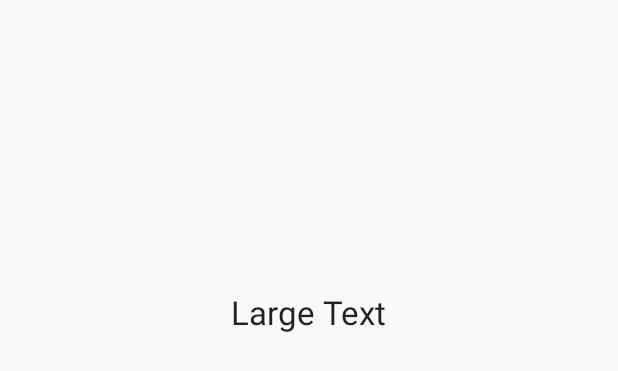
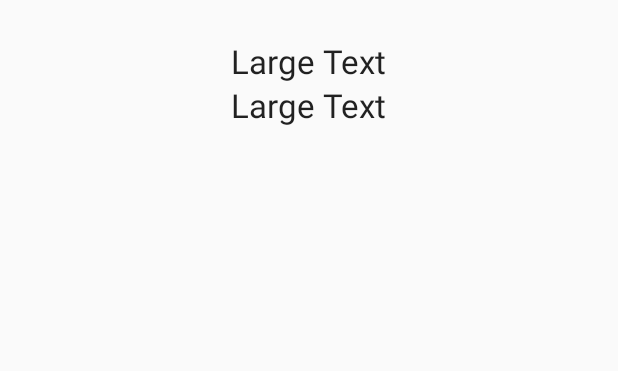
Before and after one commit to mstaunstrup/EjendomsselskabetBMAppNew, an Android app: the layout activity_single_task.xml on its own in the app's theme, with its tools: preview values and no code run, on a phone screen of 412 x 824 dp. Shown: the top 371 px of the screen. Run offline under Robolectric (Android 15) with nearby library versions, the phone set to English and light mode, and no system bars.

Commit message:
GUI
Tilføjet felt

```diff
--- a/app/src/main/res/layout/activity_single_task.xml
+++ b/app/src/main/res/layout/activity_single_task.xml
@@ -14,5 +14,14 @@
         android:id="@+id/passedText"
         android:layout_alignParentTop="true"
         android:layout_centerHorizontal="true"
-        android:layout_marginTop="177dp" />
+        android:layout_marginTop="10dp" />
+
+    <TextView
+        android:layout_width="wrap_content"
+        android:layout_height="wrap_content"
+        android:textAppearance="?android:attr/textAppearanceLarge"
+        android:text="Large Text"
+        android:id="@+id/passedDate"
+        android:layout_centerHorizontal="true"
+        android:layout_below="@id/passedText" />
 </RelativeLayout>
```
Also changed, not shown: 798 other files.
